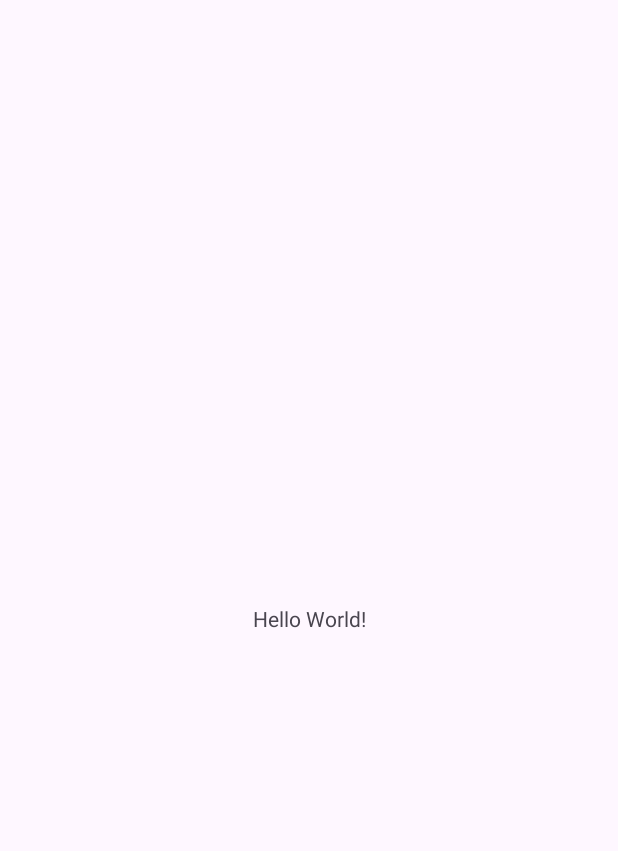
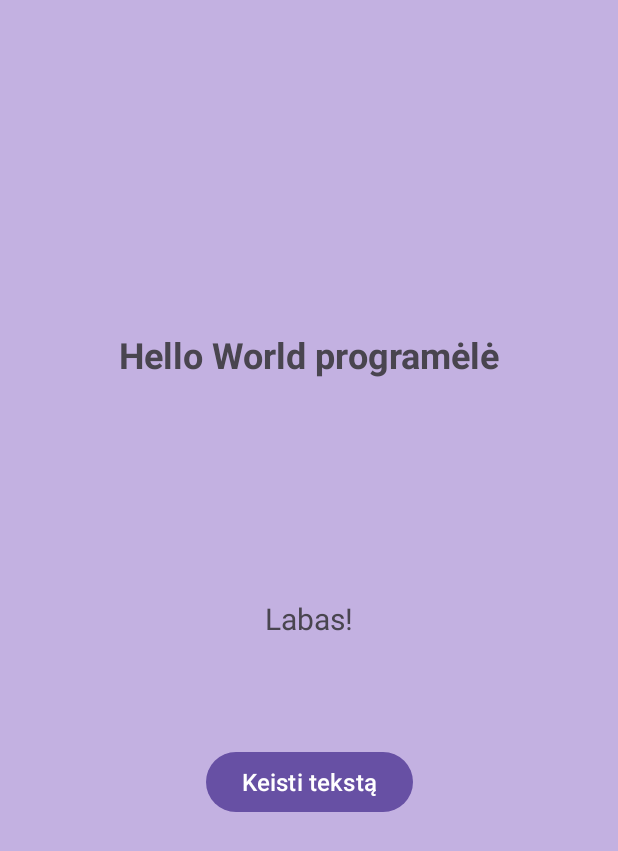
Before and after one commit to gabs197/start, an Android app: the screen it shows after launch (MainActivity), on a phone screen of 412 x 824 dp. Before the commit the part shown is almost empty. Shown: the top 851 px of the screen. Run offline under Robolectric (Android 15) with nearby library versions, the phone set to English and light mode, and no system bars.

```diff
--- a/app/build.gradle.kts
+++ b/app/build.gradle.kts
@@ -37,6 +37,7 @@ dependencies {
     implementation(libs.material)
     implementation(libs.activity)
     implementation(libs.constraintlayout)
+    implementation(libs.firebase.inappmessaging)
     testImplementation(libs.junit)
     androidTestImplementation(libs.ext.junit)
     androidTestImplementation(libs.espresso.core)
--- a/app/src/main/java/com/example/start/MainActivity.java
+++ b/app/src/main/java/com/example/start/MainActivity.java
@@ -1,6 +1,8 @@
 package com.example.start;
 
 import android.os.Bundle;
+import android.widget.Button;
+import android.widget.TextView;
 
 import androidx.activity.EdgeToEdge;
 import androidx.appcompat.app.AppCompatActivity;
@@ -10,15 +12,25 @@ import androidx.core.view.WindowInsetsCompat;
 
 public class MainActivity extends AppCompatActivity {
 
+    TextView tekstas;
+    Button TxtKeitimas;
+
     @Override
     protected void onCreate(Bundle savedInstanceState) {
         super.onCreate(savedInstanceState);
         EdgeToEdge.enable(this);
         setContentView(R.layout.activity_main);
-        ViewCompat.setOnApplyWindowInsetsListener(findViewById(R.id.main), (v, insets) -> {
-            Insets systemBars = insets.getInsets(WindowInsetsCompat.Type.systemBars());
-            v.setPadding(systemBars.left, systemBars.top, systemBars.right, systemBars.bottom);
-            return insets;
+
+        TextView tekstas = findViewById(R.id.txt);
+        Button TxtKeitimas = findViewById(R.id.btnChangeTxt);
+
+        String[] texts = {"Labas, pasauli!", "Hello World!", "¡Hola, mundo!", "Hallo, Welt!", "Pozdrav, svet!"};
+        final int[] index = {0};
+
+        TxtKeitimas.setOnClickListener(v -> {
+            tekstas.setText(texts[index[0]]);
+            index[0] = (index[0] + 1) % texts.length;
+
         });
     }
 }
--- a/app/src/main/res/layout/activity_main.xml
+++ b/app/src/main/res/layout/activity_main.xml
@@ -5,14 +5,47 @@
     android:id="@+id/main"
     android:layout_width="match_parent"
     android:layout_height="match_parent"
+    android:background="#E6E6FA"
+    android:backgroundTint="#C3B1E1"
     tools:context=".MainActivity">
 
     <TextView
+        android:id="@+id/txt"
         android:layout_width="wrap_content"
         android:layout_height="wrap_content"
-        android:text="Hello World!"
+        android:text="Labas!"
+        android:textSize="20sp"
         app:layout_constraintBottom_toBottomOf="parent"
         app:layout_constraintEnd_toEndOf="parent"
+        app:layout_constraintStart_toStartOf="parent"
+        app:layout_constraintTop_toTopOf="parent"
+        app:layout_constraintVertical_bias="0.5" />
+
+    <Button
+        android:id="@+id/btnChangeTxt"
+        android:layout_width="wrap_content"
+        android:layout_height="wrap_content"
+        android:text="Keisti tekstą"
+        android:textSize="16sp"
+        app:layout_constraintBottom_toBottomOf="parent"
+        app:layout_constraintEnd_toEndOf="parent"
+        app:layout_constraintStart_toStartOf="parent"
+        app:layout_constraintTop_toTopOf="parent"
+        app:layout_constraintVertical_bias="0.641" />
+
+    <TextView
+        android:id="@+id/textView"
+        android:layout_width="wrap_content"
+        android:layout_height="wrap_content"
+        android:layout_marginTop="174dp"
+        android:layout_marginBottom="525dp"
+        android:text="Hello World programėlė"
+        android:textAlignment="center"
+        android:textSize="24sp"
+        android:textStyle="bold"
+        app:layout_constraintBottom_toBottomOf="parent"
+        app:layout_constraintEnd_toEndOf="parent"
+        app:layout_constraintHorizontal_bias="0.5"
         app:layout_constraintStart_toStartOf="parent"
         app:layout_constraintTop_toTopOf="parent" />
 
--- a/gradle/libs.versions.toml
+++ b/gradle/libs.versions.toml
@@ -7,6 +7,7 @@ appcompat = "1.6.1"
 material = "1.10.0"
 activity = "1.8.0"
 constraintlayout = "2.1.4"
+firebaseInappmessaging = "22.0.1"
 
 [libraries]
 junit = { group = "junit", name = "junit", version.ref = "junit" }
@@ -16,6 +17,7 @@ appcompat = { group = "androidx.appcompat", name = "appcompat", version.ref = "a
 material = { group = "com.google.android.material", name = "material", version.ref = "material" }
 activity = { group = "androidx.activity", name = "activity", version.ref = "activity" }
 constraintlayout = { group = "androidx.constraintlayout", name = "constraintlayout", version.ref = "constraintlayout" }
+firebase-inappmessaging = { group = "com.google.firebase", name = "firebase-inappmessaging", version.ref = "firebaseInappmessaging" }
 
 [plugins]
 android-application = { id = "com.android.application", version.ref = "agp" }
```
